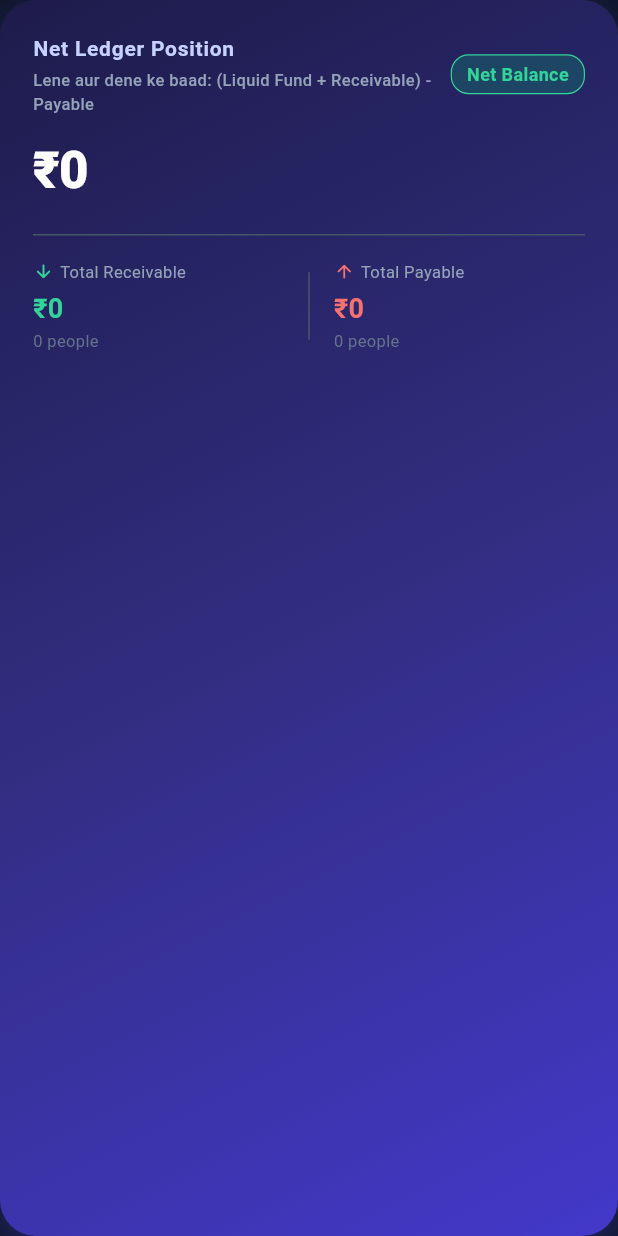
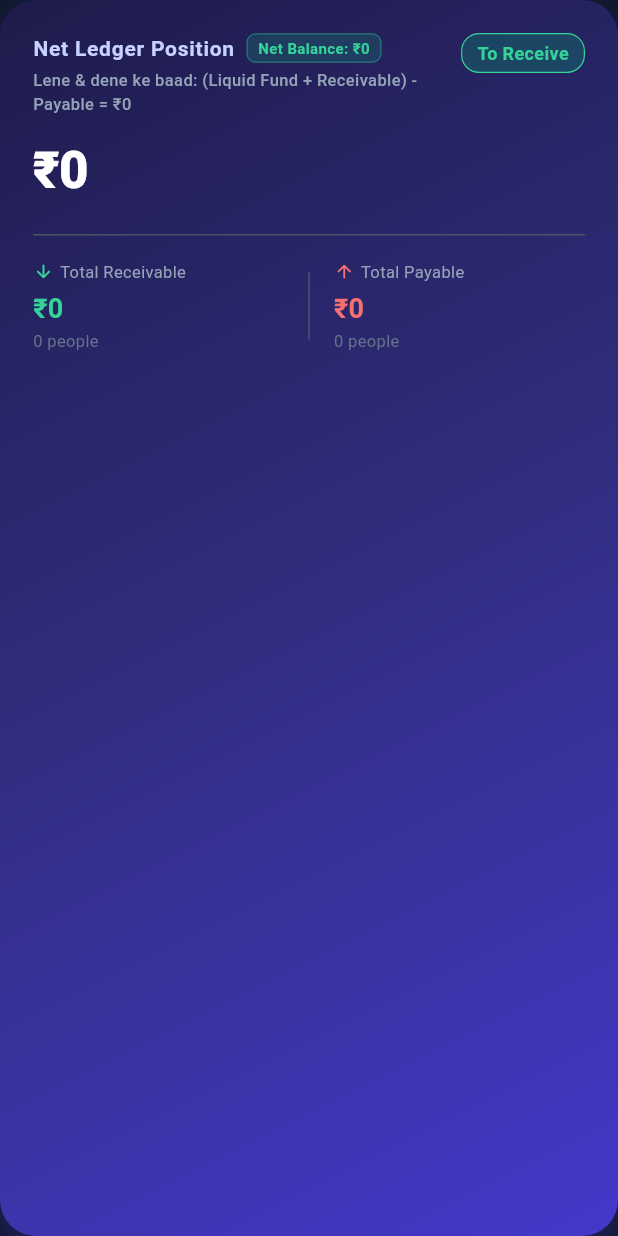
Before and after one commit to AttitudeTopHacker/msm-khata, a Flutter app: the NetPositionCard widget shown alone on an empty page, opened directly with empty values, on a phone screen of 412 x 824 dp. Run offline on Flutter 3.47's test engine with Material 3 defaults, Android fonts, the phone set to English and light mode, and no system bars; our stand-ins replace connectivity_plus, fl_chart, google_sign_in, pdf, printing, shared_preferences and 1 more; accounts and stored records are empty; network calls fail.

Commit message:
fix(ui): keep Market Karza as big amount and show Net Balance as small chip beside title

```diff
--- a/msmkhata_app/lib/widgets/net_position_card.dart
+++ b/msmkhata_app/lib/widgets/net_position_card.dart
@@ -13,12 +13,11 @@ class NetPositionCard extends StatelessWidget {
     final currency = NumberFormat.currency(locale: 'en_IN', symbol: '₹', decimalDigits: 0);
 
     // Formula: (Liquid Funds + Receivable) - Payable
-    // Lene aur dene ke baad total bacha paisa
     final liquidFunds = stats.netAccountBalance;
     final receivable = stats.totalReceivable;
     final payable = stats.totalPayable;
     final finalNetBalance = (liquidFunds + receivable) - payable;
-    final isFinalPositive = finalNetBalance >= 0;
+    final isNetPositive = stats.netLenDenPosition >= 0;
 
     return ValueListenableBuilder<bool>(
       valueListenable: BudgetService.privateModeNotifier,
@@ -46,15 +45,21 @@ class NetPositionCard extends StatelessWidget {
           child: Column(
             crossAxisAlignment: CrossAxisAlignment.start,
             children: [
-              // Header Row: Net Ledger Position with Formula Subtitle
+              // Header Row: Net Ledger Position with small Net Balance chip beside it
               Row(
                 mainAxisAlignment: MainAxisAlignment.spaceBetween,
+                crossAxisAlignment: CrossAxisAlignment.start,
                 children: [
-                  const Expanded(
+                  Expanded(
                     child: Column(
                       crossAxisAlignment: CrossAxisAlignment.start,
                       children: [
-                        Text(
+                        Wrap(
+                          crossAxisAlignment: WrapCrossAlignment.center,
+                          spacing: 8,
+                          runSpacing: 4,
+                          children: [
+                            const Text(
                               'Net Ledger Position',
                               style: TextStyle(
                                 color: Color(0xFFC7D2FE),
@@ -63,10 +68,32 @@ class NetPositionCard extends StatelessWidget {
                                 letterSpacing: 0.5,
                               ),
                             ),
-                        SizedBox(height: 3),
+                            // Chota sa Net Balance chip theek text ke side me
+                            Container(
+                              padding: const EdgeInsets.symmetric(horizontal: 7, vertical: 2),
+                              decoration: BoxDecoration(
+                                color: const Color(0xFF10B981).withValues(alpha: 0.18),
+                                borderRadius: BorderRadius.circular(6),
+                                border: Border.all(
+                                  color: const Color(0xFF34D399).withValues(alpha: 0.4),
+                                  width: 0.8,
+                                ),
+                              ),
+                              child: Text(
+                                'Net Balance: ${mask(currency.format(finalNetBalance))}',
+                                style: const TextStyle(
+                                  color: Color(0xFF34D399),
+                                  fontSize: 10,
+                                  fontWeight: FontWeight.bold,
+                                ),
+                              ),
+                            ),
+                          ],
+                        ),
+                        const SizedBox(height: 3),
                         Text(
-                          'Lene aur dene ke baad: (Liquid Fund + Receivable) - Payable',
-                          style: TextStyle(
+                          'Lene & dene ke baad: (Liquid Fund + Receivable) - Payable = ${mask(currency.format(finalNetBalance))}',
+                          style: const TextStyle(
                             color: Color(0xFF94A3B8),
                             fontSize: 11,
                             fontWeight: FontWeight.w500,
@@ -78,19 +105,19 @@ class NetPositionCard extends StatelessWidget {
                   Container(
                     padding: const EdgeInsets.symmetric(horizontal: 10, vertical: 4),
                     decoration: BoxDecoration(
-                      color: isFinalPositive
+                      color: isNetPositive
                           ? const Color(0xFF059669).withValues(alpha: 0.3)
                           : const Color(0xFFDC2626).withValues(alpha: 0.3),
                       borderRadius: BorderRadius.circular(12),
                       border: Border.all(
-                        color: isFinalPositive ? const Color(0xFF34D399) : const Color(0xFFF87171),
+                        color: isNetPositive ? const Color(0xFF34D399) : const Color(0xFFF87171),
                         width: 0.8,
                       ),
                     ),
                     child: Text(
-                      isFinalPositive ? 'Net Balance' : 'Shortfall',
+                      isNetPositive ? 'To Receive' : 'To Pay',
                       style: TextStyle(
-                        color: isFinalPositive ? const Color(0xFF34D399) : const Color(0xFFF87171),
+                        color: isNetPositive ? const Color(0xFF34D399) : const Color(0xFFF87171),
                         fontSize: 12,
                         fontWeight: FontWeight.bold,
                       ),
@@ -99,8 +126,9 @@ class NetPositionCard extends StatelessWidget {
                 ],
               ),
               const SizedBox(height: 12),
+              // Main Big Number stays Market Karza / Len-Den Position (e.g. ₹53,347)
               Text(
-                mask(currency.format(finalNetBalance)),
+                mask(currency.format(stats.netLenDenPosition.abs())),
                 style: const TextStyle(
                   color: Colors.white,
                   fontSize: 34,
```
Lines whose indentation alone changed are shown as unchanged.
